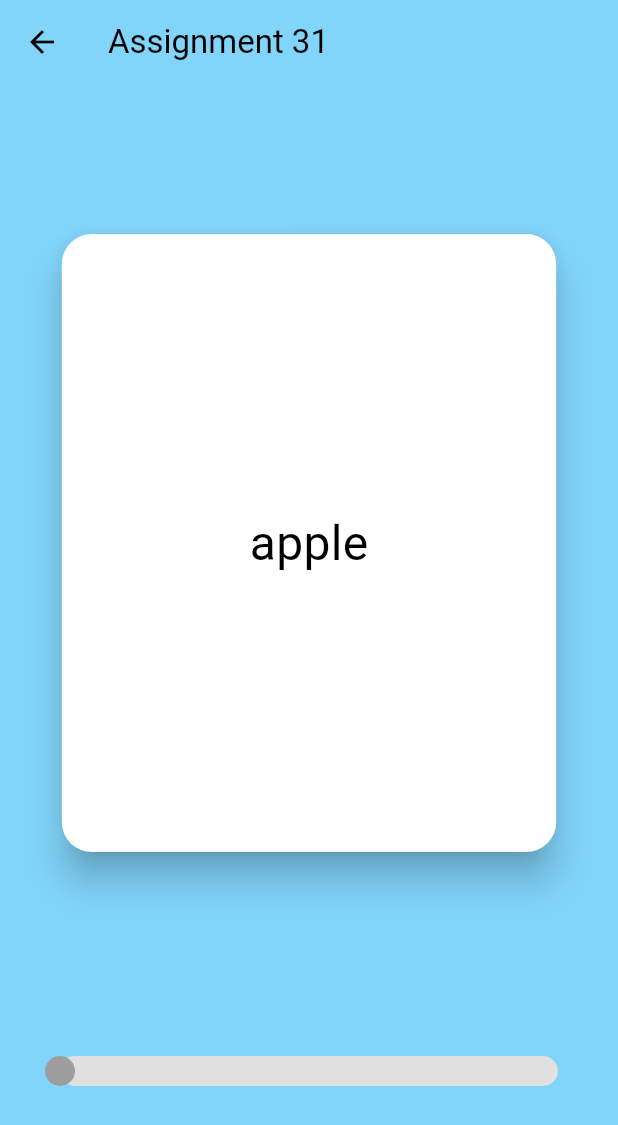
After one commit to ggomdong/animation, a Flutter app: the screen it shows after launch, after a tap on "Assignment 31", on a phone screen of 412 x 824 dp. The commit adds this screen. Shown: the top 1125 px of the screen. Run offline on Flutter 3.47's test engine with Material 3 defaults, Android fonts, the phone set to English and light mode, and no system bars.

Commit message:
assignment 31 ing

```diff
--- a/lib/screens/assignment30.dart
+++ b/lib/screens/assignment30.dart
@@ -1,4 +1,3 @@
-import 'dart:async';
 import 'dart:math';
 import 'package:flutter/cupertino.dart';
 import 'package:flutter/material.dart';
--- /dev/null
+++ b/lib/screens/assignment31.dart
@@ -0,0 +1,237 @@
+import 'dart:math';
+
+import 'package:flutter/material.dart';
+
+Map<String, String> wordBook = {
+  "apple": "사과",
+  "banana": "바나나",
+  "computer": "컴퓨터",
+  "developer": "개발자",
+  "ocean": "대양",
+  "mountain": "산",
+  "universe": "우주",
+  "journey": "여정",
+  "happiness": "행복",
+  "challenge": "도전",
+};
+
+class Assignment31 extends StatefulWidget {
+  const Assignment31({super.key});
+
+  @override
+  State<Assignment31> createState() => _Assignment31State();
+}
+
+class _Assignment31State extends State<Assignment31>
+    with SingleTickerProviderStateMixin {
+  late final size = MediaQuery.of(context).size;
+  late final dropZone = size.width + 100;
+  late final AnimationController _position = AnimationController(
+    vsync: this,
+    duration: Duration(seconds: 1),
+    lowerBound: dropZone * -1,
+    upperBound: dropZone,
+    value: 0.0,
+  );
+
+  final baseColor = Colors.lightBlue.shade200;
+  final reviewColor = Colors.orange.shade500;
+  final memorizeColor = Colors.lightGreen.shade200;
+
+  late Color currentColor;
+
+  late final Tween<double> _rotation = Tween(begin: -15, end: 15);
+
+  late final Tween<double> _scale = Tween(begin: 0.8, end: 1.0);
+
+  void _onHorizontalDragUpdate(DragUpdateDetails details) {
+    _position.value += details.delta.dx;
+    print(_position.value);
+    if (_position.value < 0) {
+      setState(() {
+        currentColor = reviewColor;
+      });
+    } else if (_position.value == 0) {
+      setState(() {
+        currentColor = baseColor;
+      });
+    }
+  }
+
+  void _whenComplete() {
+    _position.value = 0;
+    setState(() {
+      _index = _index == wordBook.length - 1 ? 1 : _index + 1;
+    });
+  }
+
+  void _onHorizontalDragEnd(DragEndDetails details) {
+    final bound = size.width - 200;
+    if (_position.value.abs() >= bound) {
+      final factor = _position.value.isNegative ? -1 : 1;
+      _position
+          .animateTo((dropZone) * factor, curve: Curves.easeOut)
+          .whenComplete(_whenComplete);
+    } else {
+      _position.animateTo(0, curve: Curves.easeOut);
+    }
+  }
+
+  @override
+  void initState() {
+    super.initState();
+    currentColor = baseColor;
+  }
+
+  @override
+  void dispose() {
+    _position.dispose();
+    super.dispose();
+  }
+
+  int _index = 0;
+
+  @override
+  Widget build(BuildContext context) {
+    final size = MediaQuery.of(context).size;
+
+    return Scaffold(
+      backgroundColor: currentColor,
+      appBar: AppBar(
+        backgroundColor: currentColor,
+        title: const Text('Assignment 31'),
+      ),
+      body: AnimatedBuilder(
+        animation: _position,
+        builder: (context, child) {
+          final angle =
+              _rotation.transform(
+                (_position.value + size.width / 2) / size.width,
+              ) *
+              pi /
+              180;
+          final scale = _scale.transform(_position.value.abs() / size.width);
+          return Stack(
+            alignment: Alignment.topCenter,
+            children: [
+              Positioned(
+                top: 100,
+                child: Transform.scale(
+                  scale: min(scale, 1.0),
+                  child: Card(
+                    index: _index == wordBook.length - 1 ? 1 : _index + 1,
+                  ),
+                ),
+              ),
+              Positioned(
+                top: 100,
+                child: GestureDetector(
+                  onHorizontalDragUpdate: _onHorizontalDragUpdate,
+                  onHorizontalDragEnd: _onHorizontalDragEnd,
+                  child: Transform.translate(
+                    offset: Offset(_position.value, 0),
+                    child: Transform.rotate(
+                      angle: angle,
+                      child: Card(index: _index),
+                    ),
+                  ),
+                ),
+              ),
+            ],
+          );
+        },
+      ),
+      bottomSheet: Container(
+        color: currentColor,
+        child: Padding(
+          padding: const EdgeInsets.only(bottom: 100),
+          child: CustomPaint(
+            size: Size(size.width - 80, 20),
+            painter: ProgressBar(progressValue: _index.toDouble()),
+          ),
+        ),
+      ),
+    );
+  }
+}
+
+class Card extends StatelessWidget {
+  final int index;
+
+  const Card({super.key, required this.index});
+
+  @override
+  Widget build(BuildContext context) {
+    final size = MediaQuery.of(context).size;
+    return Material(
+      elevation: 10,
+      borderRadius: BorderRadius.circular(20),
+      clipBehavior: Clip.hardEdge,
+      child: SizedBox(
+        width: size.width * 0.8,
+        height: size.height * 0.5,
+        child: Center(
+          child: Text(
+            wordBook.entries.elementAt(index).key,
+            style: TextStyle(fontSize: 32),
+          ),
+        ),
+      ),
+    );
+  }
+}
+
+class ProgressBar extends CustomPainter {
+  final double progressValue;
+
+  ProgressBar({required this.progressValue});
+
+  @override
+  void paint(Canvas canvas, Size size) {
+    // track
+
+    final trackPaint =
+        Paint()
+          ..color = Colors.grey.shade300
+          ..style = PaintingStyle.fill;
+
+    final trackRRect = RRect.fromLTRBR(
+      0,
+      0,
+      size.width,
+      size.height,
+      const Radius.circular(10),
+    );
+
+    canvas.drawRRect(trackRRect, trackPaint);
+
+    // progress
+    final progressPaint =
+        Paint()
+          ..color = Colors.grey.shade500
+          ..style = PaintingStyle.fill;
+
+    final progressRRect = RRect.fromLTRBR(
+      0,
+      0,
+      progressValue,
+      size.height,
+      const Radius.circular(10),
+    );
+
+    canvas.drawRRect(progressRRect, progressPaint);
+
+    // thumb
+
+    canvas.drawCircle(
+      Offset(progressValue, size.height / 2),
+      10,
+      progressPaint,
+    );
+  }
+
+  @override
+  bool shouldRepaint(covariant ProgressBar oldDelegate) {
+    return false;
+  }
+}
--- a/lib/screens/menu_screen.dart
+++ b/lib/screens/menu_screen.dart
@@ -1,8 +1,10 @@
 import 'package:animation/screens/apple_watch_screen.dart';
 import 'package:animation/screens/assignment29.dart';
 import 'package:animation/screens/assignment30.dart';
+import 'package:animation/screens/assignment31.dart';
 import 'package:animation/screens/explicit_animations_screen.dart';
 import 'package:animation/screens/implicit_animations_screen.dart';
+import 'package:animation/screens/swiping_cards_screen.dart';
 import 'package:flutter/material.dart';
 import 'package:animation/screens/assignment28.dart';
 
@@ -56,6 +58,18 @@ class MenuScreen extends StatelessWidget {
               },
               child: const Text('Assignment 30'),
             ),
+            ElevatedButton(
+              onPressed: () {
+                _goToPage(context, SwipingCardsScreen());
+              },
+              child: const Text('Swiping Cards'),
+            ),
+            ElevatedButton(
+              onPressed: () {
+                _goToPage(context, Assignment31());
+              },
+              child: const Text('Assignment 31'),
+            ),
           ],
         ),
       ),
```
Also changed, not shown: lib/screens/swiping_cards_screen.dart (added, +125 -0 lines), pubspec.yaml (+4 -5 lines), assets/covers/1.jpg (added), assets/covers/2.jpg (added), assets/covers/3.jpg (added), assets/covers/4.jpg (added), assets/covers/5.jpg (added).
